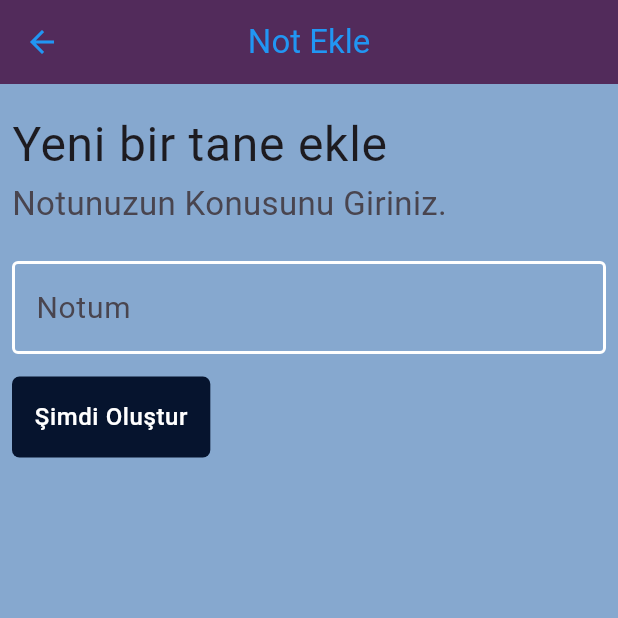
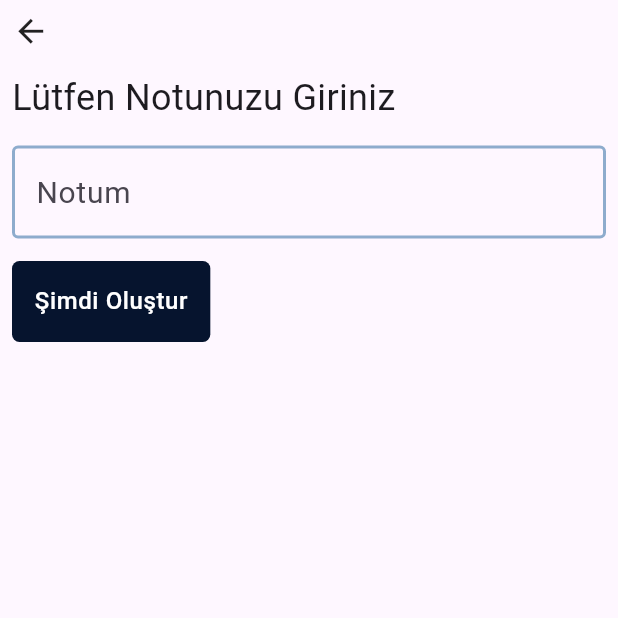
Before and after one commit to mstf45/todoapp, a Flutter app: the screen it shows after launch, after a tap on the "add" icon, on a phone screen of 412 x 824 dp, the top half of it. Run offline on Flutter 3.47's test engine with Material 3 defaults, Android fonts, the phone set to English and light mode, and no system bars; our stand-ins replace flutter_slidable, hive, hive_flutter, lottie; missing offline and left inert: hidable; accounts and stored records are empty.

Commit message:
edit color_custom.dart

```diff
--- /dev/null
+++ b/lib/components/color_custom.dart
@@ -0,0 +1,22 @@
+import 'dart:ui';
+import 'package:flutter/material.dart';
+
+class ColorCustom {
+  ColorCustom._();
+  // ToDo Home Page color
+  static const Color scafoldbackgroundColor = Color(0xffD2E0FB);
+  static const Color appbarbackgroundColor = Color(0xffFEF9D9);
+  static const Color fabButtonbackgroundColor = Color(0xffffffff); //white
+
+  // ToDo DialogBox Color
+  static const Color dialogboxtextfield = Color(0xff8EACCD);
+
+  // ToDo my button Color
+  static const Color mybuttontextColor = Color(0xffffffff);
+  static const Color mybuttonbackgroundColor = Color(0xff06142e);
+
+  // ToDo Tile Color
+  static const Color todotileSlidableActionbackgroundColor = Color(0xff522B5B);
+  static const Color toditilecontainercolor = Color(0xffFEF9D9);
+  static const Color todotilechectboxactiveColor = Color(0xff86A8CF);
+}
--- a/lib/custom_keys/keys.dart
+++ b/lib/custom_keys/keys.dart
@@ -27,6 +27,7 @@ final class CustomKeys {
   //DialogBox
   static String dialogBoxAppbarTitile = 'Not Ekle';
   static String listTileTitle = 'Yeni bir tane ekle';
+  static String listTilesubTitleKonu ='Lütfen Notunuzu Giriniz';
   static String listTileSubTitle = 'Notunuzun Konusunu Giriniz.';
   static String textFieldHintText = 'Notum';
   static String myButtonName = 'Şimdi Oluştur';
--- a/lib/main.dart
+++ b/lib/main.dart
@@ -14,8 +14,11 @@ class MyApp extends StatelessWidget {
 
   @override
   Widget build(BuildContext context) {
-    return const MaterialApp(
+    return  MaterialApp(
       debugShowCheckedModeBanner: false,
+      theme: ThemeData(
+        useMaterial3: true
+      ),
       home: HomePage(),
     );
   }
--- a/lib/pages/home.dart
+++ b/lib/pages/home.dart
@@ -1,6 +1,7 @@
 import 'package:flutter/cupertino.dart';
 import 'package:flutter/material.dart';
 import 'package:lottie/lottie.dart';
+import 'package:todoapp/components/color_custom.dart';
 import 'package:todoapp/custom_keys/keys.dart';
 import 'package:todoapp/pages/home_mixin/home_mixin.dart';
 import 'package:todoapp/util/todo_tile.dart';
@@ -17,21 +18,21 @@ class _HomePageState extends State<HomePage> with HomeMixinUsing {
   @override
   Widget build(BuildContext context) {
     return Scaffold(
-      backgroundColor: const Color(0xff86A8cf),
+      backgroundColor: ColorCustom.scafoldbackgroundColor,
       resizeToAvoidBottomInset: false,
       appBar: AppBar(
         leading: Visibility(
           visible: isVisibllitiy,
           child: IconButton(
-            highlightColor: Colors.transparent,
+            //  highlightColor: Colors.transparent,
             icon: const Icon(Icons.cancel),
             onPressed: () {
               selectAllTasks();
             },
           ),
         ),
-        foregroundColor: Colors.blue,
-        backgroundColor: const Color(0xff522B5B),
+        //  foregroundColor: Colors.blue,
+        backgroundColor: ColorCustom.appbarbackgroundColor,
         centerTitle: true,
         title: Text(
           CustomKeys.appbarTitle,
@@ -126,7 +127,7 @@ class _HomePageState extends State<HomePage> with HomeMixinUsing {
             onPressed: createNewTaskk,
             child: const Icon(
               Icons.add,
-              color: Colors.white,
+              color: ColorCustom.fabButtonbackgroundColor,
             ),
           ),
         ),
--- a/lib/pages/home_mixin/home_mixin.dart
+++ b/lib/pages/home_mixin/home_mixin.dart
@@ -82,10 +82,10 @@ mixin HomeMixinUsing on State<HomePage> {
   void editTask(int index) {
     controller.text = db.toDoList[index][0];
 
-    showDialog(
-      context: context,
-      builder: (context) {
-        return DialogBox(
+    Navigator.push(
+      context,
+      CupertinoPageRoute(
+        builder: (context) => DialogBox(
           controller: controller,
           onSave: () {
             setState(() {
@@ -96,8 +96,8 @@ mixin HomeMixinUsing on State<HomePage> {
             db.updateDataBase();
           },
           onCancel: () => Navigator.of(context).pop(),
-        );
-      },
+        ),
+      ),
     );
   }
 
--- a/lib/util/dialog_box.dart
+++ b/lib/util/dialog_box.dart
@@ -1,4 +1,5 @@
 import 'package:flutter/material.dart';
+import 'package:todoapp/components/color_custom.dart';
 import 'package:todoapp/custom_keys/keys.dart';
 import 'package:todoapp/util/my_button.dart';
 
@@ -15,53 +16,60 @@ class DialogBox extends StatelessWidget {
 
   @override
   Widget build(BuildContext context) {
-    return Scaffold(
-      appBar: AppBar(
-    //    automaticallyImplyLeading: false,
-        foregroundColor: Colors.blue,
-        centerTitle: true,
-        backgroundColor: const Color(0xff522B5B),
+    return Material(
       elevation: 0,
-        title: Text(
-          CustomKeys.dialogBoxAppbarTitile,
+      child: SafeArea(
+        child: Padding(
+          padding: const EdgeInsets.all(8.0),
+          child: SingleChildScrollView(
+            child: Column(
+              mainAxisAlignment: MainAxisAlignment.center,
+              crossAxisAlignment: CrossAxisAlignment.center,
+              children: [
+                Row(
+                  children: [
+                    InkWell(
+                      onTap: () {
+                        Navigator.of(context).pop();
+                      },
+                      child: const Icon(Icons.arrow_back, size: 25),
+                    ),
+                    const SizedBox(width: 10),
+                  ],
+                ),
+                const SizedBox(height: 15),
+                Align(
+                  alignment: Alignment.centerLeft,
+                  child: Text(
+                    textAlign: TextAlign.start,
+                    CustomKeys.listTilesubTitleKonu,
                     style: TextStyle(
-            fontSize: Theme.of(context).textTheme.titleLarge?.fontSize,
-          ),
-        ),
-      ),
-      backgroundColor: const Color(0xff86A8cf),
-      body: Padding(
-        padding: const EdgeInsets.all(8.0),
-        child: ListView(
-          children: [
-            ListTile(
-              contentPadding: EdgeInsets.zero,
-              title: Text(
-                CustomKeys.listTileTitle,
-                style: TextStyle(
-                  fontSize: Theme.of(context).textTheme.headlineLarge?.fontSize,
-                ),
-              ),
-              subtitle: Text(
-                CustomKeys.listTileSubTitle,
-                style: TextStyle(
-                  fontSize: Theme.of(context).textTheme.titleLarge?.fontSize,
+                      fontSize:
+                          Theme.of(context).textTheme.headlineSmall?.fontSize,
                     ),
                   ),
                 ),
                 const SizedBox(height: 15),
                 //get user input
                 TextFormField(
+                  onTapOutside: (event) =>
+                      FocusManager.instance.primaryFocus!.unfocus(),
                   maxLines: null,
                   style: const TextStyle(fontSize: 20),
                   controller: controller,
                   decoration: InputDecoration(
                     labelStyle: const TextStyle(fontSize: 20),
                     focusedBorder: const OutlineInputBorder(
-                  borderSide: BorderSide(color: Colors.white, width: 3),
+                      borderSide: BorderSide(
+                        color: ColorCustom.dialogboxtextfield,
+                        width: 3,
+                      ),
                     ),
                     enabledBorder: const OutlineInputBorder(
-                  borderSide: BorderSide(color: Colors.white, width: 2),
+                      borderSide: BorderSide(
+                        color: ColorCustom.dialogboxtextfield,
+                        width: 2,
+                      ),
                     ),
                     hintText: CustomKeys.textFieldHintText,
                   ),
@@ -89,6 +97,8 @@ class DialogBox extends StatelessWidget {
               ],
             ),
           ),
+        ),
+      ),
     );
   }
 }
--- a/lib/util/my_button.dart
+++ b/lib/util/my_button.dart
@@ -1,4 +1,5 @@
 import 'package:flutter/material.dart';
+import 'package:todoapp/components/color_custom.dart';
 
 class MyButton extends StatelessWidget {
   final String text;
@@ -16,7 +17,7 @@ class MyButton extends StatelessWidget {
       child: Container(
         padding: const EdgeInsets.all(15),
         decoration: const BoxDecoration(
-          color: Color(0xff06142e),
+          color: ColorCustom.mybuttonbackgroundColor,
           borderRadius: BorderRadius.all(
             Radius.circular(5),
           ),
@@ -27,7 +28,7 @@ class MyButton extends StatelessWidget {
             style: Theme.of(context).textTheme.titleMedium?.copyWith(
                   letterSpacing: 0.41,
                   fontWeight: FontWeight.w500,
-                  color: Colors.white,
+                  color: ColorCustom.mybuttontextColor,
                 ),
           ),
         ),
--- a/lib/util/todo_tile.dart
+++ b/lib/util/todo_tile.dart
@@ -1,6 +1,7 @@
 import 'package:flutter/gestures.dart';
 import 'package:flutter/material.dart';
 import 'package:flutter_slidable/flutter_slidable.dart';
+import 'package:todoapp/components/color_custom.dart';
 import 'package:todoapp/custom_keys/keys.dart';
 
 class ToDoTile extends StatelessWidget {
@@ -34,7 +35,8 @@ class ToDoTile extends StatelessWidget {
               label: CustomKeys.slidableLabelEdit,
               onPressed: editFuntion,
               icon: Icons.edit,
-              backgroundColor: const Color(0xff522B5B),
+              backgroundColor:
+                  ColorCustom.todotileSlidableActionbackgroundColor,
               borderRadius: BorderRadius.circular(12),
             ),
           ],
@@ -47,7 +49,8 @@ class ToDoTile extends StatelessWidget {
               label: CustomKeys.slidableLabelDelete,
               onPressed: deleteFuntion,
               icon: Icons.delete,
-              backgroundColor: const Color(0xff522B5B),
+              backgroundColor:
+                  ColorCustom.todotileSlidableActionbackgroundColor,
               borderRadius: BorderRadius.circular(12),
             ),
           ],
@@ -57,7 +60,7 @@ class ToDoTile extends StatelessWidget {
           width: width,
           padding: const EdgeInsets.all(18),
           decoration: BoxDecoration(
-            color: const Color(0xffE8BCB9),
+            color: ColorCustom.toditilecontainercolor,
             borderRadius: BorderRadius.circular(12),
           ),
           child: Column(
@@ -67,7 +70,7 @@ class ToDoTile extends StatelessWidget {
                   Checkbox(
                     value: taskCompleted,
                     onChanged: onChanged,
-                    activeColor: const Color(0xff86A8CF),
+                    activeColor: ColorCustom.todotilechectboxactiveColor,
                   ),
                   const Text(''),
                   const Spacer(),
```
Lines whose indentation alone changed are shown as unchanged.
